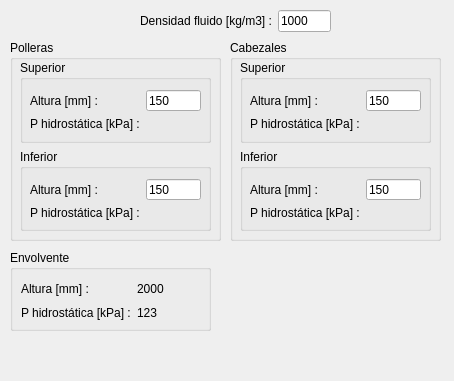
Before: the Qt Designer form ui/tabla_presiones_hidrostaticas.ui in tinchofiuba/GUI_ASME, drawn with Qt 5.
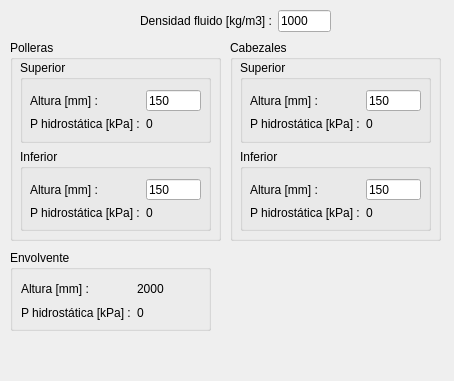
After: the same form once the commit is applied.

```diff
--- a/ui/tabla_presiones_hidrostaticas.ui
+++ b/ui/tabla_presiones_hidrostaticas.ui
@@ -25,7 +25,7 @@
    <property name="title">
     <string>Polleras</string>
    </property>
-   <widget class="QWidget" name="">
+   <widget class="QWidget" name="layoutWidget">
     <property name="geometry">
      <rect>
       <x>10</x>
@@ -40,7 +40,7 @@
        <property name="title">
         <string>Superior</string>
        </property>
-       <widget class="QWidget" name="">
+       <widget class="QWidget" name="layoutWidget">
         <property name="geometry">
          <rect>
           <x>10</x>
@@ -74,7 +74,7 @@
          <item row="1" column="1">
           <widget class="QLabel" name="l_valor_phidro_poll_sup">
            <property name="text">
-            <string/>
+            <string>0</string>
            </property>
           </widget>
          </item>
@@ -87,7 +87,7 @@
        <property name="title">
         <string>Inferior</string>
        </property>
-       <widget class="QWidget" name="">
+       <widget class="QWidget" name="layoutWidget">
         <property name="geometry">
          <rect>
           <x>10</x>
@@ -121,7 +121,7 @@
          <item row="1" column="1">
           <widget class="QLabel" name="l_valor_phidro_poll_inf">
            <property name="text">
-            <string/>
+            <string>0</string>
            </property>
           </widget>
          </item>
@@ -144,7 +144,7 @@
    <property name="title">
     <string>Cabezales</string>
    </property>
-   <widget class="QWidget" name="">
+   <widget class="QWidget" name="layoutWidget">
     <property name="geometry">
      <rect>
       <x>10</x>
@@ -159,7 +159,7 @@
        <property name="title">
         <string>Superior</string>
        </property>
-       <widget class="QWidget" name="">
+       <widget class="QWidget" name="layoutWidget">
         <property name="geometry">
          <rect>
           <x>10</x>
@@ -193,7 +193,7 @@
          <item row="1" column="1">
           <widget class="QLabel" name="l_valor_phidro_cab_sup">
            <property name="text">
-            <string/>
+            <string>0</string>
            </property>
           </widget>
          </item>
@@ -206,7 +206,7 @@
        <property name="title">
         <string>Inferior</string>
        </property>
-       <widget class="QWidget" name="">
+       <widget class="QWidget" name="layoutWidget">
         <property name="geometry">
          <rect>
           <x>10</x>
@@ -240,7 +240,7 @@
          <item row="1" column="1">
           <widget class="QLabel" name="l_valor_phidro_cab_inf">
            <property name="text">
-            <string/>
+            <string>0</string>
            </property>
           </widget>
          </item>
@@ -263,7 +263,7 @@
    <property name="title">
     <string>Envolvente</string>
    </property>
-   <widget class="QWidget" name="">
+   <widget class="QWidget" name="layoutWidget">
     <property name="geometry">
      <rect>
       <x>11</x>
@@ -297,14 +297,14 @@
      <item row="1" column="1">
       <widget class="QLabel" name="l_valor_phidro_envolvente">
        <property name="text">
-        <string>123</string>
+        <string>0</string>
        </property>
       </widget>
      </item>
     </layout>
    </widget>
   </widget>
-  <widget class="QWidget" name="">
+  <widget class="QWidget" name="layoutWidget">
    <property name="geometry">
     <rect>
      <x>140</x>
```
